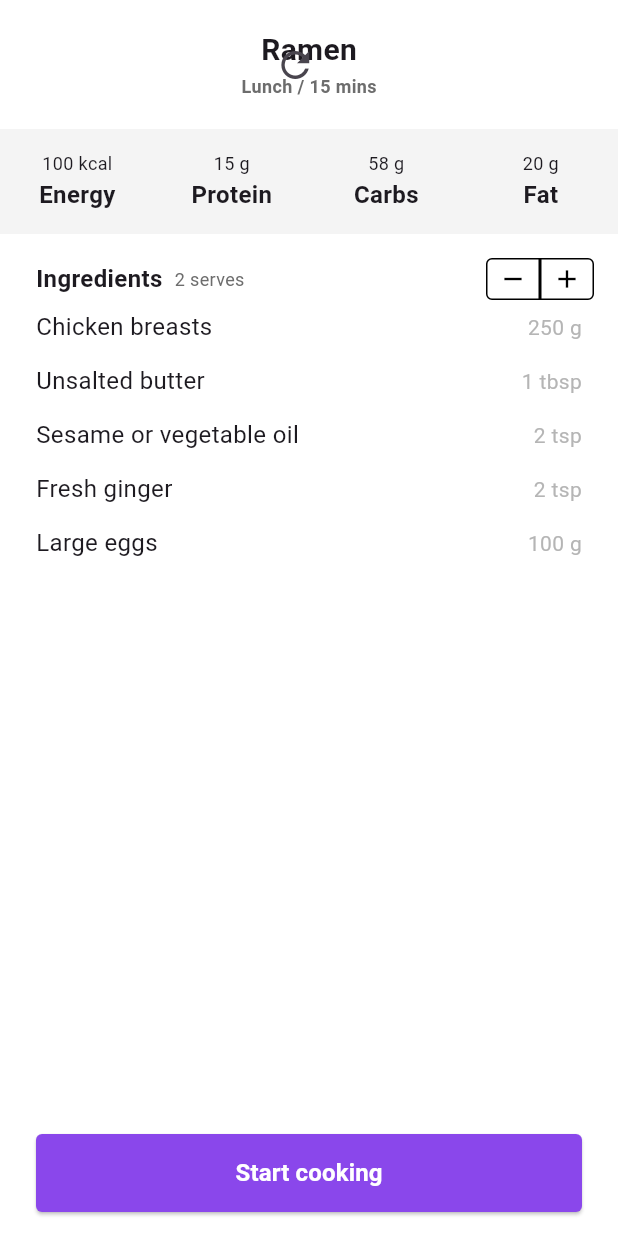
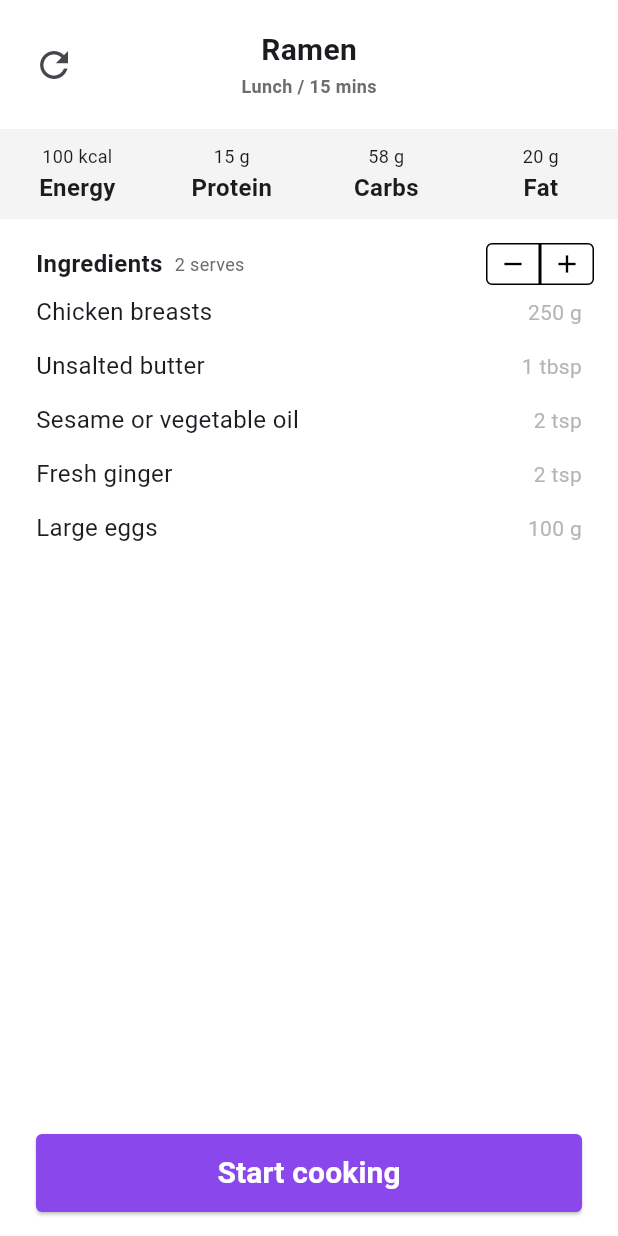
Before and after one commit to norbinorbert/MealPlanner, a Flutter app: the _RecipeDetailsSheet widget shown alone on an empty page, opened directly with sample values from the repository, on a phone screen of 412 x 824 dp. Run offline on Flutter 3.47's test engine with Material 3 defaults, Android fonts, the phone set to English and light mode, and no system bars; our stand-ins replace material_ui.

Commit message:
fix overlapping button

```diff
--- a/lib/core/theme/dimensions.dart
+++ b/lib/core/theme/dimensions.dart
@@ -26,7 +26,7 @@ abstract final class AppDimensions {
   static const double recipeCardIconSize = 104;
   static const double recipeArtworkIconSize = 220;
   static const double recipeDetailsHeaderHeight = 86;
-  static const double nutritionRowHeight = 70;
+  static const double nutritionRowHeight = 60;
   static const double cookingButtonHeight = 52;
   static const double servingButtonWidth = 36;
   static const double servingButtonHeight = 28;
--- a/lib/features/recipes/presentation/recipe_details_screen.dart
+++ b/lib/features/recipes/presentation/recipe_details_screen.dart
@@ -105,14 +105,31 @@ class _RecipeDetailsSheet extends StatelessWidget {
         children: [
           SizedBox(
             height: AppDimensions.recipeDetailsHeaderHeight,
-            child: Stack(
-              alignment: Alignment.center,
+            child: Padding(
+              padding: const EdgeInsets.symmetric(
+                horizontal: AppDimensions.itemSpacingMedium,
+              ),
+              child: Row(
                 children: [
-                Column(
+                  IconButton(
+                    onPressed: () {},
+                    tooltip: 'Reset recipe',
+                    icon: const Icon(
+                      Icons.refresh,
+                      size: AppDimensions.iconSizeLarge,
+                    ),
+                  ),
+                  Expanded(
+                    child: Column(
                       mainAxisAlignment: MainAxisAlignment.center,
                       spacing: AppDimensions.itemSpacingSmall,
                       children: [
-                    Text(recipe.name, style: AppTypography.title),
+                        Text(
+                          recipe.name,
+                          maxLines: 1,
+                          overflow: TextOverflow.ellipsis,
+                          style: AppTypography.title,
+                        ),
                         Text(
                           '${recipe.mealType} / ${recipe.prepTimeMinutes} mins',
                           style: AppTypography.bodySmallEmphasis.copyWith(
@@ -121,18 +138,14 @@ class _RecipeDetailsSheet extends StatelessWidget {
                         ),
                       ],
                     ),
-                Positioned(
-                  left: AppDimensions.itemSpacingMedium,
-                  child: IconButton(
-                    onPressed: () {},
-                    tooltip: 'Reset recipe',
-                    icon: const Icon(
-                      Icons.refresh,
-                      size: AppDimensions.iconSizeLarge,
                   ),
-                  ),
+                  const SizedBox(
+                    width:
+                        AppDimensions.iconSizeExtraLarge +
+                        AppDimensions.itemSpacingLarge,
                   ),
                 ],
+              ),
             ),
           ),
           Container(
@@ -239,10 +252,7 @@ class _RecipeDetailsSheet extends StatelessWidget {
                     ),
                   ),
                 ),
-                child: const Text(
-                  'Start cooking',
-                  style: AppTypography.emphasis,
-                ),
+                child: const Text('Start cooking', style: AppTypography.title),
               ),
             ),
           ),
```
Lines whose indentation alone changed are shown as unchanged.
